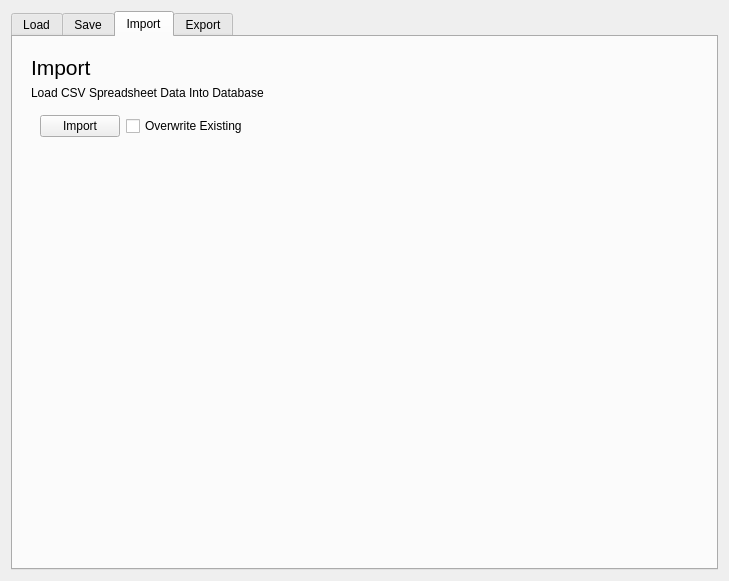
The window that resources/widget/tools/TrackwayIoWidget/TrackwayIoWidget.ui (sernst/Cadence) describes before a commit, drawn with Qt 5.
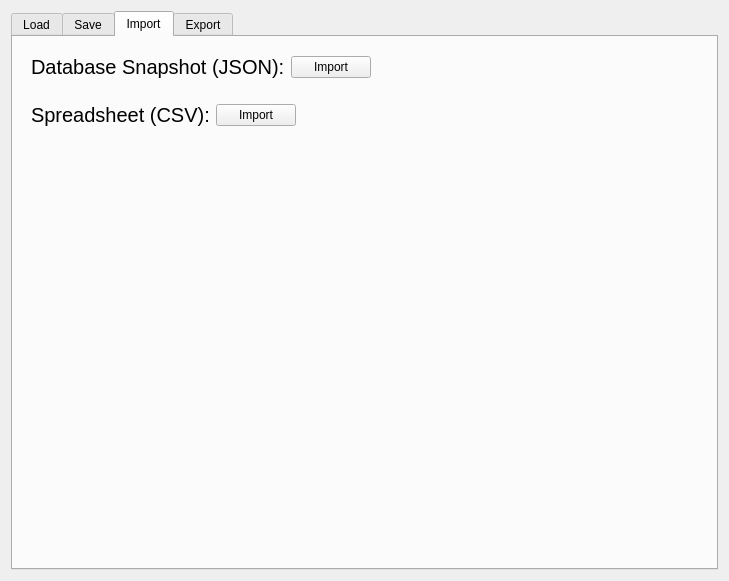
The same window after the commit. The open tabs and pages were chosen to show the change.

Commit message: Refactoring and enhancements for importing data into the database, including JSON importing capabilities for snapshot data.

```diff
--- a/resources/widget/tools/TrackwayIoWidget/TrackwayIoWidget.ui
+++ b/resources/widget/tools/TrackwayIoWidget/TrackwayIoWidget.ui
@@ -147,40 +147,65 @@
       <layout class="QVBoxLayout" name="verticalLayout_7">
        <item>
         <widget class="QWidget" name="widget_4" native="true">
-         <layout class="QVBoxLayout" name="verticalLayout_4">
+         <layout class="QHBoxLayout" name="horizontalLayout_5">
           <item>
            <widget class="QLabel" name="label">
             <property name="font">
              <font>
-              <pointsize>16</pointsize>
+              <pointsize>15</pointsize>
+              <weight>50</weight>
+              <bold>false</bold>
              </font>
             </property>
             <property name="text">
+             <string>Database Snapshot (JSON):</string>
+            </property>
+           </widget>
+          </item>
+          <item>
+           <widget class="QPushButton" name="importJsonBtn">
+            <property name="text">
              <string>Import</string>
             </property>
            </widget>
           </item>
           <item>
-           <widget class="QLabel" name="label_4">
-            <property name="text">
-             <string>Load CSV Spreadsheet Data Into Database</string>
+           <spacer name="horizontalSpacer_5">
+            <property name="orientation">
+             <enum>Qt::Horizontal</enum>
             </property>
+            <property name="sizeHint" stdset="0">
+             <size>
+              <width>40</width>
+              <height>20</height>
+             </size>
+            </property>
+           </spacer>
+          </item>
+         </layout>
            </widget>
           </item>
           <item>
            <widget class="QWidget" name="widget" native="true">
             <layout class="QHBoxLayout" name="horizontalLayout">
              <item>
-              <widget class="QPushButton" name="importBtn">
+           <widget class="QLabel" name="label_4">
+            <property name="font">
+             <font>
+              <pointsize>15</pointsize>
+              <weight>50</weight>
+              <bold>false</bold>
+             </font>
+            </property>
                <property name="text">
-                <string>Import</string>
+             <string>Spreadsheet (CSV):</string>
                </property>
               </widget>
              </item>
              <item>
-              <widget class="QCheckBox" name="overwriteImportChk">
+           <widget class="QPushButton" name="importCsvBtn">
                <property name="text">
-                <string>Overwrite Existing</string>
+             <string>Import</string>
                </property>
               </widget>
              </item>
@@ -196,9 +221,6 @@
                 </size>
                </property>
               </spacer>
-             </item>
-            </layout>
-           </widget>
           </item>
          </layout>
         </widget>
```
Left out of the diff: 2 changed lines with no effect on the pictures. Lines whose indentation alone changed are shown as unchanged. The commit also changes 10 other files.
